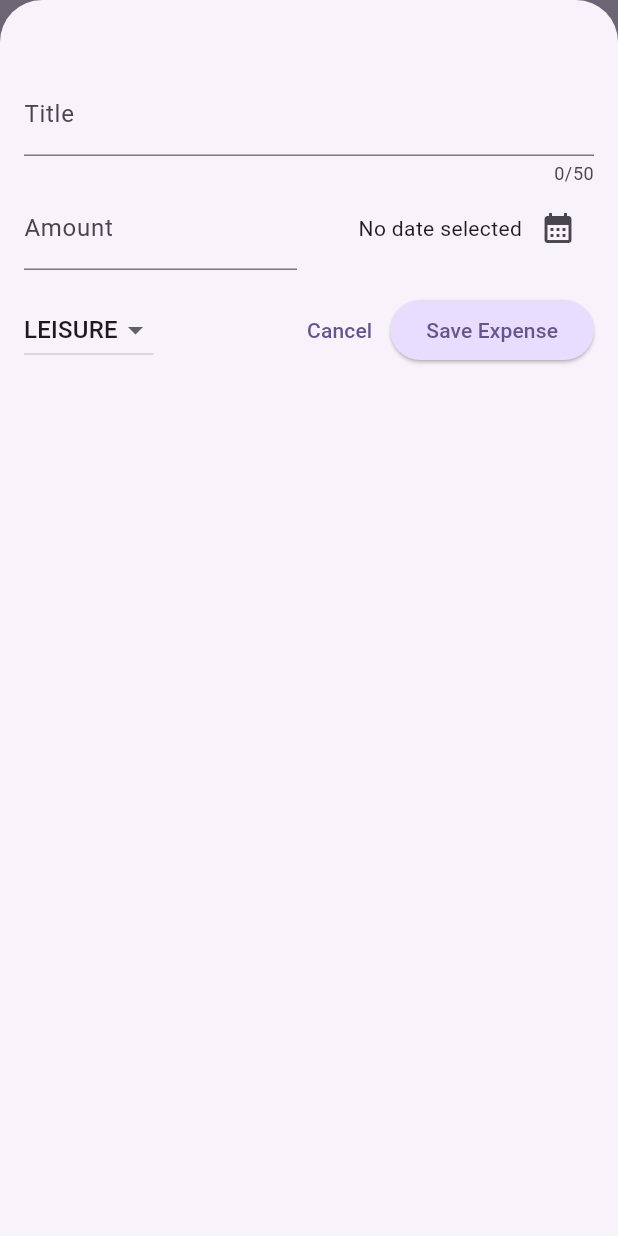
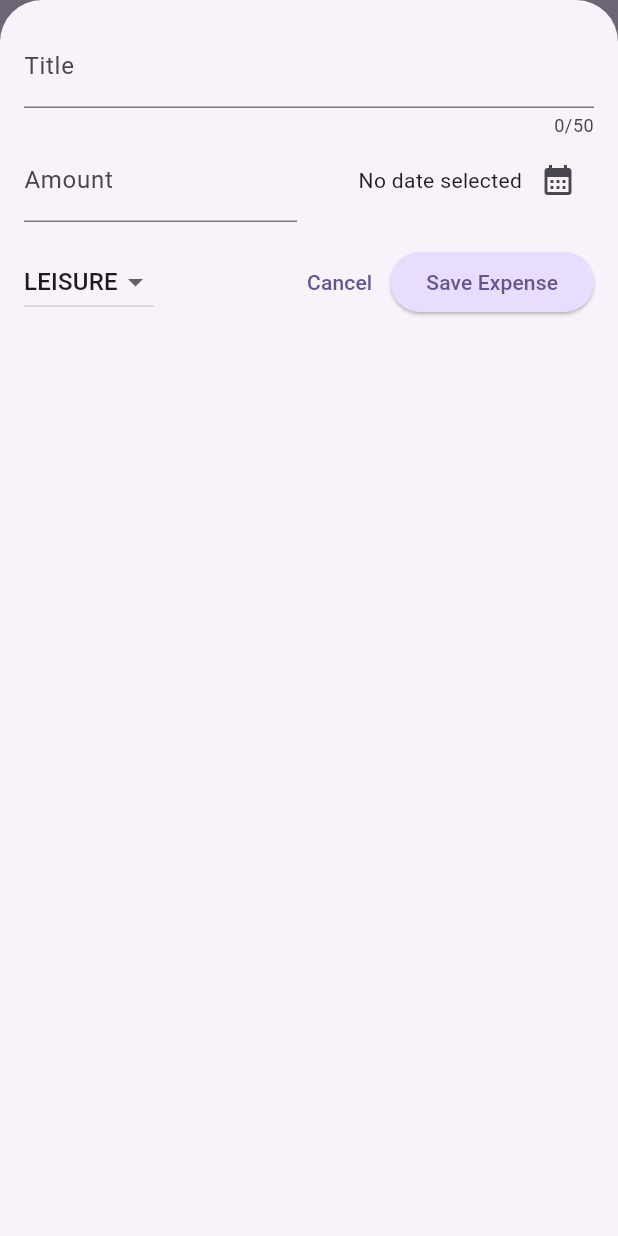
Before and after one commit to victorkimanthi/expense-tracker, a Flutter app: the screen it shows after launch, after a tap on the "add" icon, on a phone screen of 412 x 824 dp. Run offline on Flutter 3.47's test engine with Material 3 defaults, Android fonts, the phone set to English and light mode, and no system bars; missing offline and left inert: dart:ffi.

```diff
--- a/lib/widgets/expenses.dart
+++ b/lib/widgets/expenses.dart
@@ -34,6 +34,7 @@ class _ExpensesState extends State<Expenses> {
 
   void _openAddExpenseOverlay(){
     showModalBottomSheet(
+      useSafeArea: true,
       isScrollControlled: true,
      context: context,
      builder:(ctx) => NewExpense(onAddExpense: _addExpense),
@@ -84,6 +85,7 @@ class _ExpensesState extends State<Expenses> {
 
    return Scaffold(
     appBar: AppBar(
+      centerTitle: false,
       title: Text('Flutter ExpenseTracker'),
       actions: [
         IconButton(onPressed: _openAddExpenseOverlay,
--- a/lib/widgets/new_expense.dart
+++ b/lib/widgets/new_expense.dart
@@ -1,10 +1,13 @@
+import 'dart:io';
+
 import 'package:flutter/material.dart';
+import 'package:flutter/cupertino.dart';
 import 'package:expenses_tracker/models/expense.dart';
 
 class NewExpense extends StatefulWidget {
-  const NewExpense({super.key,required this.onAddExpense});
+  const NewExpense({super.key, required this.onAddExpense});
 
-  final void Function (Expense expense) onAddExpense;
+  final void Function(Expense expense) onAddExpense;
 
   @override
   State<NewExpense> createState() {
@@ -24,7 +27,6 @@ class _NewExpenseState extends State<NewExpense> {
   DateTime? _selectedDate;
   Category _selectedCategory = Category.leisure;
 
-
   void _presentDatePicker() async {
     final now = DateTime.now();
     final firstDate = DateTime(now.year - 1, now.month, now.day);
@@ -40,32 +42,64 @@ class _NewExpenseState extends State<NewExpense> {
     });
   }
 
-void _submitExpenseData (){
- final enteredAmount = double.tryParse(_amountController.text);
- final amountIsValid = enteredAmount == null || enteredAmount <= 0;
-
- if(_titleController.text.trim().isEmpty || amountIsValid || _selectedDate == null){
+  void _showDialog(){
+    if(Platform.isIOS){
+          showCupertinoDialog(context: context, builder: (ctx) => CupertinoAlertDialog(
+          title: const Text('Invalid input'),
+          content: const Text(
+            'Please make sure a valid title,amount, date and category was entered.',
+          ),
+          actions: [
+            TextButton(
+              onPressed: () {
+                Navigator.pop(ctx);
+              },
+              child: const Text('Okay'),
+            ),
+          ],
+        ));
+    } else{
       showDialog(
         context: context,
         builder: (ctx) => AlertDialog(
           title: const Text('Invalid input'),
-      content: const Text('Please make sure a valid title,amount, date and category was entered.'),
+          content: const Text(
+            'Please make sure a valid title,amount, date and category was entered.',
+          ),
           actions: [
             TextButton(
               onPressed: () {
                 Navigator.pop(ctx);
-          }, child: const Text('Okay')),
+              },
+              child: const Text('Okay'),
+            ),
           ],
-     ),);
+        ),
+      );
+    }
+  }
+
+  void _submitExpenseData() {
+    final enteredAmount = double.tryParse(_amountController.text);
+    final amountIsValid = enteredAmount == null || enteredAmount <= 0;
+
+    if (_titleController.text.trim().isEmpty ||
+        amountIsValid ||
+        _selectedDate == null) {
+
+          _showDialog();
+
       return;
     }
 
- widget.onAddExpense(Expense(
+    widget.onAddExpense(
+      Expense(
         title: _titleController.text,
         amount: enteredAmount,
         date: _selectedDate!,
         category: _selectedCategory,
-   ));
+      ),
+    );
 
     Navigator.pop(context);
   }
@@ -79,16 +113,94 @@ void _submitExpenseData (){
 
   @override
   Widget build(BuildContext context) {
-    return Padding(
-      padding: EdgeInsets.fromLTRB(16,48,16,16),
+    final keyboardSpace = MediaQuery.of(context).viewInsets.bottom;
+    return LayoutBuilder(
+      builder: (ctx, constraints) {
+        final width = constraints.maxWidth;
+
+        return SizedBox(
+          height: double.infinity,
+          child: SingleChildScrollView(
+            child: Padding(
+              padding: EdgeInsets.fromLTRB(16, 16, 16, keyboardSpace + 16),
               child: Column(
                 children: [
+                  if (width >= 600)
+                    Row(
+                      crossAxisAlignment: CrossAxisAlignment.start,
+                      children: [
+                        Expanded(
+                          child: TextField(
+                            // onChanged: _saveTitleInput,
+                            controller: _titleController,
+                            maxLength: 50,
+                            decoration: InputDecoration(label: Text('Title')),
+                          ),
+                        ),
+                        const SizedBox(width: 24),
+                        Expanded(
+                          child: TextField(
+                            // onChanged: _saveTitleInput,
+                            controller: _amountController,
+                            keyboardType: TextInputType.number,
+                            decoration: InputDecoration(
+                              prefixText: '\$',
+                              label: Text('Amount'),
+                            ),
+                          ),
+                        ),
+                      ],
+                    )
+                  else
                     TextField(
                       // onChanged: _saveTitleInput,
                       controller: _titleController,
                       maxLength: 50,
                       decoration: InputDecoration(label: Text('Title')),
                     ),
+                    if(width >= 600)
+                      Row(
+                        children: [
+                            DropdownButton(
+                        value: _selectedCategory,
+                        items: Category.values
+                            .map(
+                              (category) => DropdownMenuItem(
+                                value: category,
+                                child: Text(category.name.toUpperCase()),
+                              ),
+                            )
+                            .toList(),
+                        onChanged: (value) {
+                          if (value == null) {
+                            return;
+                          }
+                          setState(() {
+                            _selectedCategory = value;
+                          });
+                        },
+                      ),
+                      const SizedBox(width: 24,),
+                      Expanded(
+                        child: Row(
+                          mainAxisAlignment: MainAxisAlignment.end,
+                          crossAxisAlignment: CrossAxisAlignment.center,
+                          children: [
+                            Text(
+                              _selectedDate == null
+                                  ? 'No date selected'
+                                  : formatter.format(_selectedDate!),
+                            ),
+                            IconButton(
+                              onPressed: _presentDatePicker,
+                              icon: const Icon(Icons.calendar_month),
+                            ),
+                          ],
+                        ),
+                      ),
+                        ],
+                      )
+                      else
                   Row(
                     children: [
                       Expanded(
@@ -122,7 +234,31 @@ void _submitExpenseData (){
                       ),
                     ],
                   ),
-          const SizedBox(height: 16,),
+                  const SizedBox(height: 16),
+                  if(width >= 600)
+                   Row(
+                    children: [
+                      const Spacer(),
+                      TextButton(
+                        onPressed: () {
+                          Navigator.pop(context);
+                        },
+                        child: const Text('Cancel'),
+                      ),
+                      ElevatedButton(
+                        // onPressed: () {
+                        //   // print(_enteredTitle);
+                        //   // print(_titleController.text);
+                        //   // print(_amountController.text);
+
+                        //   _submitExpenseData();
+                        // },
+                        onPressed: _submitExpenseData,
+                        child: const Text('Save Expense'),
+                      ),
+                    ],
+                  )
+                  else
                   Row(
                     children: [
                       DropdownButton(
@@ -136,7 +272,7 @@ void _submitExpenseData (){
                             )
                             .toList(),
                         onChanged: (value) {
-                 if(value==null) {
+                          if (value == null) {
                             return;
                           }
                           setState(() {
@@ -161,11 +297,14 @@ void _submitExpenseData (){
                         },
                         child: const Text('Save Expense'),
                       ),
-
                     ],
                   ),
                 ],
               ),
+            ),
+          ),
+        );
+      },
     );
   }
 }
```
Lines whose indentation alone changed are shown as unchanged.
